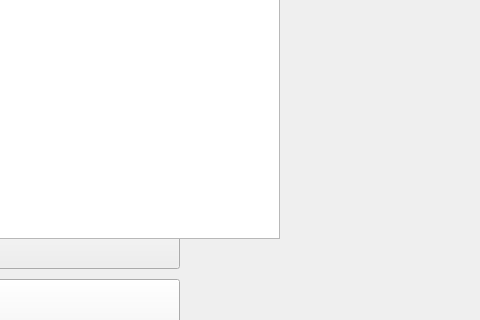
Qt form mainwindow.ui (HermesYoung/pd2-Taiko) before a commit; both pictures show x 320 to 800 and y 108 to 428 of the 800 by 600 pixel window.
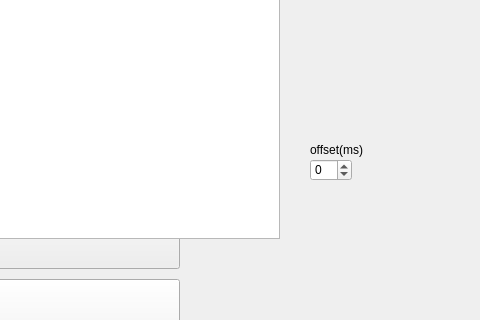
The same form after that commit.

```diff
--- a/mainwindow.ui
+++ b/mainwindow.ui
@@ -88,6 +88,35 @@
      <string>Main Menu</string>
     </property>
    </widget>
+   <widget class="QSpinBox" name="offset_box">
+    <property name="geometry">
+     <rect>
+      <x>630</x>
+      <y>250</y>
+      <width>42</width>
+      <height>22</height>
+     </rect>
+    </property>
+    <property name="minimum">
+     <number>-500</number>
+    </property>
+    <property name="maximum">
+     <number>500</number>
+    </property>
+   </widget>
+   <widget class="QLabel" name="label">
+    <property name="geometry">
+     <rect>
+      <x>630</x>
+      <y>230</y>
+      <width>61</width>
+      <height>21</height>
+     </rect>
+    </property>
+    <property name="text">
+     <string>offset(ms)</string>
+    </property>
+   </widget>
   </widget>
   <widget class="QMenuBar" name="menuBar">
    <property name="enabled">
```
